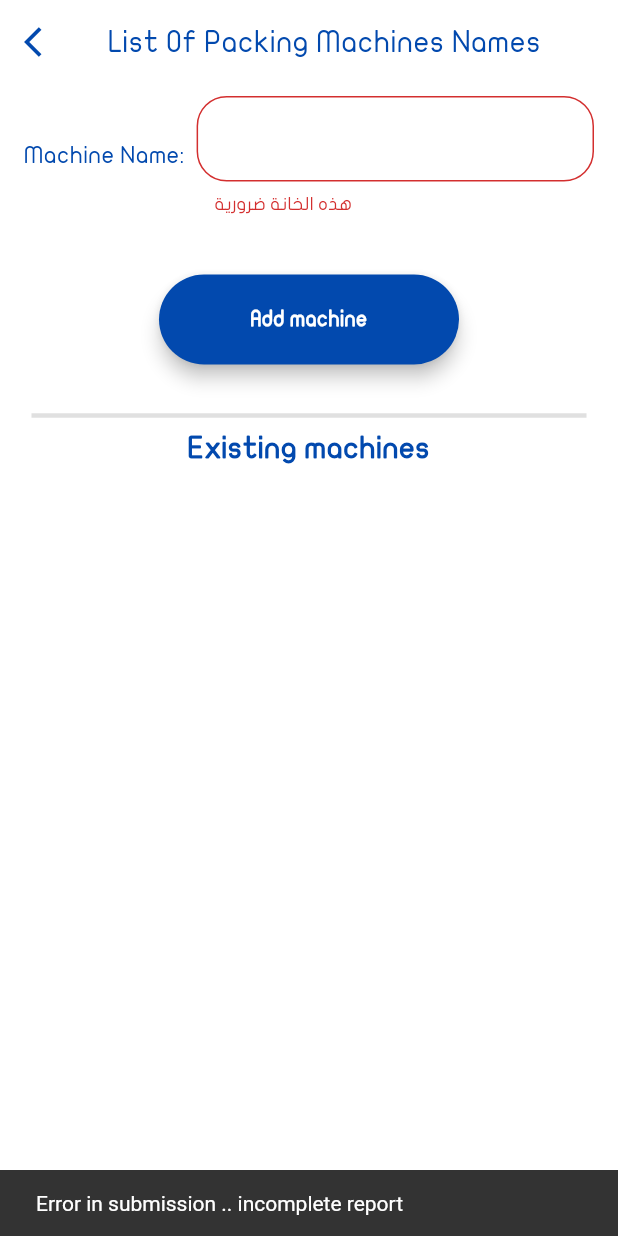
After one commit to sha3er97/K-visuals, a Flutter app: the MachinesList screen opened directly, after a tap on "Add machine", on a phone screen of 412 x 824 dp. The commit adds this screen. Run offline on Flutter 3.47's test engine with Material 2 defaults, Android fonts, the phone set to English and light mode, and no system bars; our stand-ins replace cloud_firestore, confetti, cross_file, firebase_auth, firebase_core, fl_chart and 4 more; missing offline and left inert: arrow_path, excel, universal_html; accounts and stored records are empty; project files that could hold a hidden picture were left out.

Commit message:
[3.0.9] add machines to owner view

```diff
--- /dev/null
+++ b/cairo_bisco_app/lib/classes/Machine.dart
@@ -0,0 +1,97 @@
+import 'package:cairo_bisco_app/classes/values/constants.dart';
+import 'package:cloud_firestore/cloud_firestore.dart';
+import 'package:flutter/material.dart';
+
+final packingMachinesRef = FirebaseFirestore.instance
+    .collection(factory_name)
+    .doc('machines')
+    .collection("packing")
+    .withConverter<Machine>(
+      fromFirestore: (snapshot, _) => Machine.fromJson(snapshot.data()!),
+      toFirestore: (machine, _) => machine.toJson(),
+    );
+
+class Machine {
+  static List<String> packingMachinesList = [];
+
+  static Map<String, String> machineDocumentNames = new Map<String, String>();
+  final String name;
+
+  Machine({
+    required this.name,
+  });
+
+  Machine.fromJson(Map<String, Object?> json)
+      : this(
+          name: json['name']! as String,
+        );
+
+  Map<String, Object?> toJson() {
+    return {
+      'name': name,
+    };
+  }
+
+  static Future<void> getPackingMachines() async {
+    await packingMachinesRef.get().then((QuerySnapshot snapshot) {
+      List<QueryDocumentSnapshot<Machine>> machineDocsList =
+          snapshot.docs as List<QueryDocumentSnapshot<Machine>>;
+      for (var machine in machineDocsList) {
+        if (!packingMachinesList.contains(machine.data().name)) {
+          packingMachinesList.add(machine.data().name);
+          machineDocumentNames[machine.data().name.toString()] = machine.id;
+        }
+      }
+      packingMachinesList.sort();
+      print("machines fetched");
+    });
+  }
+
+  static Future<void> addMachine(
+    context,
+    String name,
+  ) async {
+    if (!packingMachinesList.contains(name)) {
+      await packingMachinesRef
+          .add(Machine(name: name))
+          .then((value) => {
+                ScaffoldMessenger.of(context).showSnackBar(SnackBar(
+                  content: Text("Name Added"),
+                )),
+                getPackingMachines(),
+                // Navigator.pop(context),
+              })
+          .catchError((error) => {
+                ScaffoldMessenger.of(context).showSnackBar(SnackBar(
+                  content: Text("Failed to add Name: $error"),
+                ))
+              });
+    } else {
+      ScaffoldMessenger.of(context).showSnackBar(SnackBar(
+        content: Text("Error :: Name Already exists"),
+      ));
+    }
+  }
+
+  static Future<void> deleteMachine(
+    context,
+    String name,
+  ) {
+    return packingMachinesRef
+        .doc(machineDocumentNames[name])
+        .delete()
+        .then((value) => {
+              ScaffoldMessenger.of(context).showSnackBar(SnackBar(
+                content: Text("Name Deleted"),
+              )),
+              packingMachinesList.clear(),
+              getPackingMachines(),
+              // Navigator.pop(context),
+            })
+        .catchError((error) => {
+              ScaffoldMessenger.of(context).showSnackBar(SnackBar(
+                content: Text("Failed to delete Name: $error"),
+              ))
+            });
+  }
+}
--- a/cairo_bisco_app/lib/classes/values/constants.dart
+++ b/cairo_bisco_app/lib/classes/values/constants.dart
@@ -1,8 +1,8 @@
 import 'package:cairo_bisco_app/classes/OverWeightReport.dart';
 
 /** version configs**/
-const versionNum = '3.0.8'; //edit also in pubspec.yaml
-const versionCode = 8; //edit also in pubspec.yaml
+const versionNum = '3.0.9'; //edit also in pubspec.yaml
+const versionCode = 9; //edit also in pubspec.yaml
 const playStoreLink =
     'https://play.google.com/store/apps/details?id=com.kellogg.bisco.cairo_bisco_app';
 
--- a/cairo_bisco_app/lib/components/alert_dialog.dart
+++ b/cairo_bisco_app/lib/components/alert_dialog.dart
@@ -3,6 +3,7 @@ import 'package:flutter/material.dart';
 
 import 'buttons/cancel_dialog_btn.dart';
 import 'buttons/delete_admin_btn.dart';
+import 'buttons/delete_machine_btn.dart';
 import 'buttons/delete_owner_btn.dart';
 import 'buttons/get_update_btn.dart';
 
@@ -35,6 +36,27 @@ confirmDeleteAdminAlertDialog(BuildContext context, String email) {
     actions: [
       cancelDialogBtn(text: "Cancel"),
       deleteAdminBtn(email: email),
+    ],
+  );
+
+  // show the dialog
+  showDialog(
+    context: context,
+    builder: (BuildContext context) {
+      return alert;
+    },
+  );
+}
+
+confirmDeleteMachineAlertDialog(BuildContext context, String name) {
+  // Create AlertDialog
+  AlertDialog alert = AlertDialog(
+    title: Text("Machine Edit"),
+    content:
+        Text("Are you sure you want to remove \' $name \' from Machines list"),
+    actions: [
+      cancelDialogBtn(text: "Cancel"),
+      deleteMachineBtn(name: name),
     ],
   );
 
--- a/cairo_bisco_app/lib/main.dart
+++ b/cairo_bisco_app/lib/main.dart
@@ -11,6 +11,7 @@ import 'package:flutter/material.dart';
 import 'package:flutter/services.dart';
 
 import 'classes/Credentials.dart';
+import 'classes/Machine.dart';
 import 'classes/Plans.dart';
 import 'classes/SKU.dart';
 import 'components/alert_dialog.dart';
@@ -27,6 +28,7 @@ void main() {
 Future<void> loadRules() async {
   SKU.getAllSku();
   Plans.getPlans();
+  Machine.getPackingMachines();
   await Credentials.getCredentials();
   await Credentials.getAdmins();
   await Credentials.getOwners();
--- /dev/null
+++ b/cairo_bisco_app/lib/ui/admin_screens/admin_machines_list.dart
@@ -0,0 +1,169 @@
+import 'package:cairo_bisco_app/classes/Credentials.dart';
+import 'package:cairo_bisco_app/classes/Machine.dart';
+import 'package:cairo_bisco_app/classes/utility_funcs/text_utilities.dart';
+import 'package:cairo_bisco_app/classes/values/TextStandards.dart';
+import 'package:cairo_bisco_app/classes/values/colors.dart';
+import 'package:cairo_bisco_app/classes/values/constants.dart';
+import 'package:cairo_bisco_app/components/alert_dialog.dart';
+import 'package:cairo_bisco_app/components/buttons/back_btn.dart';
+import 'package:cairo_bisco_app/components/buttons/rounded_btn.dart';
+import 'package:flutter/material.dart';
+import 'package:modal_progress_hud/modal_progress_hud.dart';
+
+class MachinesList extends StatefulWidget {
+  @override
+  _MachinesListState createState() => _MachinesListState();
+}
+
+class _MachinesListState extends State<MachinesList> {
+  bool _valid_machine_validate = false;
+  bool showSpinner = false;
+
+  String machine = "";
+
+  @override
+  Widget build(BuildContext context) {
+    return ModalProgressHUD(
+      inAsyncCall: showSpinner,
+      child: SafeArea(
+        child: Scaffold(
+          backgroundColor: KelloggColors.white,
+          resizeToAvoidBottomInset: true,
+          appBar: new AppBar(
+            backgroundColor: KelloggColors.white.withOpacity(0),
+            shadowColor: KelloggColors.white.withOpacity(0),
+            leading: MyBackButton(
+              admin: true,
+            ),
+            title: Text(
+              "List Of Packing Machines Names",
+              style: TextStyle(
+                  color: KelloggColors.darkBlue,
+                  fontWeight: FontWeight.w300,
+                  fontSize: largeFontSize),
+            ),
+          ),
+          body: SingleChildScrollView(
+            child: Column(
+              mainAxisAlignment: MainAxisAlignment.start,
+              crossAxisAlignment: CrossAxisAlignment.start,
+              children: [
+                Padding(
+                  padding:
+                      const EdgeInsets.symmetric(horizontal: defaultPadding),
+                  child: Container(
+                    margin: EdgeInsets.symmetric(vertical: minimumPadding),
+                    child: Column(
+                      crossAxisAlignment: CrossAxisAlignment.start,
+                      children: [
+                        Row(
+                          crossAxisAlignment: CrossAxisAlignment.center,
+                          children: [
+                            adminHeading('Machine Name:'),
+                            SizedBox(width: minimumPadding),
+                            Expanded(
+                              child: TextFormField(
+                                // initialValue:
+                                // Plans.targetOverWeightAbove.toString(),
+                                style: (TextStyle(
+                                    color: KelloggColors.darkBlue,
+                                    fontWeight: FontWeight.w400)),
+                                keyboardType: TextInputType.name,
+                                cursorColor: Colors.white,
+                                obscureText: false,
+                                decoration: InputDecoration(
+                                  border: OutlineInputBorder(
+                                    borderSide: BorderSide(
+                                        color: KelloggColors.darkBlue,
+                                        width: textFieldBorderRadius),
+                                    borderRadius: BorderRadius.all(
+                                        Radius.circular(textFieldRadius)),
+                                  ),
+                                  errorText: _valid_machine_validate
+                                      ? missingValueErrorText
+                                      : null,
+                                  focusedBorder: OutlineInputBorder(
+                                    borderSide: BorderSide(
+                                        color: KelloggColors.yellow,
+                                        width: textFieldFocusedBorderRadius),
+                                    borderRadius: BorderRadius.all(
+                                        Radius.circular(textFieldRadius)),
+                                  ),
+                                ),
+                                onChanged: (value) {
+                                  machine = value;
+                                },
+                              ),
+                            ),
+                          ],
+                        ),
+                        SizedBox(height: defaultPadding),
+                        ///////////////////////////////////////////////////////////////
+                        Padding(
+                          padding: const EdgeInsets.all(minimumPadding),
+                          child: Center(
+                            child: RoundedButton(
+                              btnText: 'Add machine',
+                              color: KelloggColors.darkBlue,
+                              onPressed: () async {
+                                setState(() {
+                                  showSpinner = true;
+                                  _valid_machine_validate = emptyField(machine);
+                                });
+                                try {
+                                  if (!_valid_machine_validate) {
+                                    Machine.addMachine(
+                                      context,
+                                      machine.trim(),
+                                    );
+                                  } else {
+                                    ScaffoldMessenger.of(context)
+                                        .showSnackBar(SnackBar(
+                                      content: Text(submissionErrorText),
+                                    ));
+                                  }
+                                  setState(() {
+                                    showSpinner = false;
+                                  });
+                                } catch (e) {
+                                  print(e);
+                                }
+                              },
+                            ),
+                          ),
+                        ),
+                        //////////////////////////////////////////////////////////////////
+                        sectionWithDivider('Existing machines'),
+                        /////////////////////////////////////////////////////////////////////////////////
+                        ListView.builder(
+                            scrollDirection: Axis.vertical,
+                            shrinkWrap: true,
+                            physics: ClampingScrollPhysics(),
+                            // padding: const EdgeInsets.all(minimumPadding),
+                            itemCount: Machine.packingMachinesList.length,
+                            itemBuilder: (BuildContext context, int index) {
+                              return ListTile(
+                                title: adminHeading(
+                                    Machine.packingMachinesList[index]),
+                                leading: IconButton(
+                                  icon: const Icon(Icons.close),
+                                  color: KelloggColors.cockRed,
+                                  onPressed: () {
+                                    confirmDeleteAdminAlertDialog(context,
+                                        Machine.packingMachinesList[index]);
+                                  },
+                                ),
+                              );
+                            }),
+                      ],
+                    ),
+                  ),
+                ),
+              ],
+            ),
+          ),
+        ),
+      ),
+    );
+  }
+}
--- a/cairo_bisco_app/pubspec.yaml
+++ b/cairo_bisco_app/pubspec.yaml
@@ -15,7 +15,7 @@ publish_to: 'none' # Remove this line if you wish to publish to pub.dev
 # In iOS, build-name is used as CFBundleShortVersionString while build-number used as CFBundleVersion.
 # Read more about iOS versioning at
 # https://developer.apple.com/library/archive/documentation/General/Reference/InfoPlistKeyReference/Articles/CoreFoundationKeys.html
-version: 3.0.8+8
+version: 3.0.9+9
 
 environment:
   sdk: ">=2.12.0 <3.0.0"
```
Also changed, not shown: cairo_bisco_app/lib/components/buttons/delete_machine_btn.dart (added, +26 -0 lines), cairo_bisco_app/lib/ui/admin_screens/admin_home_page.dart (+16 -0 lines), cairo_bisco_app/pubspec.lock.
